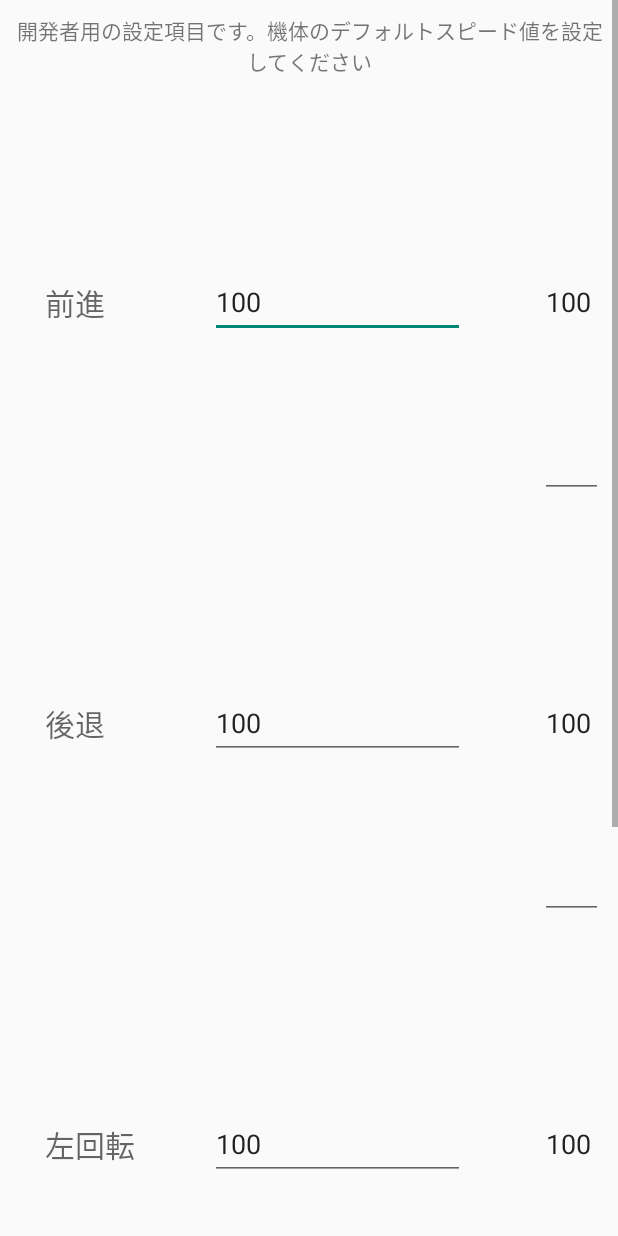
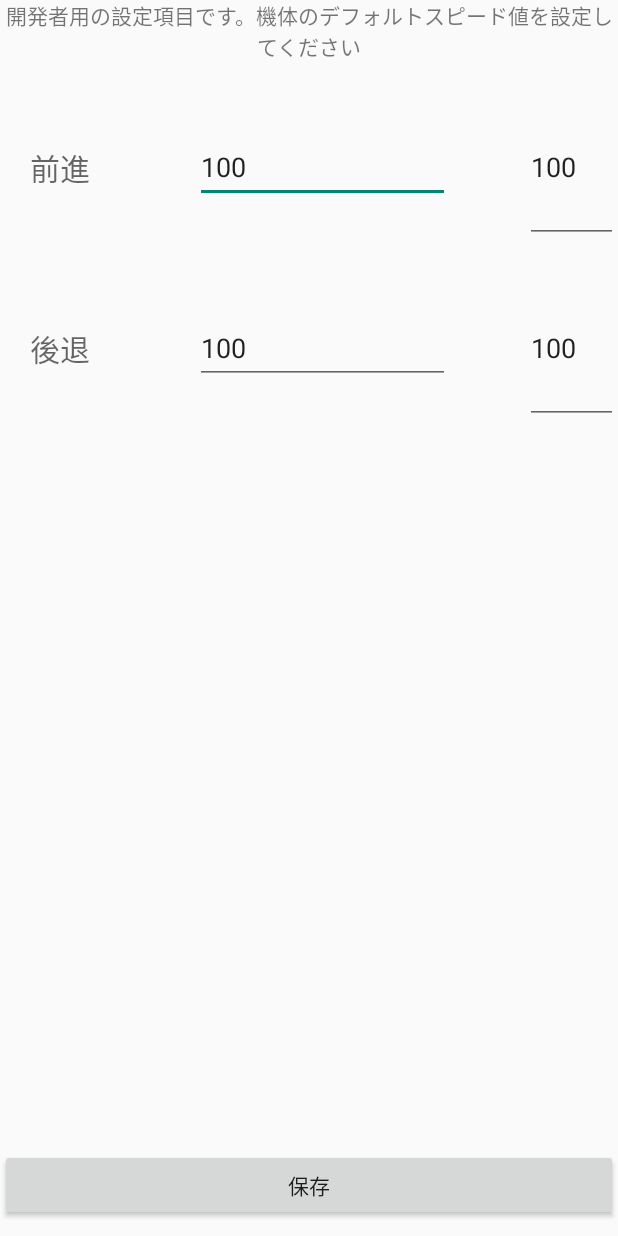
Before and after one commit to t-robop/00-Atlas-ac, an Android app: the layout activity_global_setting.xml on its own in the app's theme, with its tools: preview values and no code run, on a phone screen of 412 x 824 dp. Run offline under Robolectric (Android 15) with nearby library versions, the phone set to English and light mode, and no system bars.

Commit message:
EditTextのカーソル位置を一番うしろに修正 & いらないglobalを消した

```diff
--- a/app/src/main/java/com/robop/scriptrobotcontroller/EditParamDialog.java
+++ b/app/src/main/java/com/robop/scriptrobotcontroller/EditParamDialog.java
@@ -80,6 +80,7 @@ public class EditParamDialog extends DialogFragment{
         editTime.setInputType(InputType.TYPE_CLASS_NUMBER);
 
         editTime.setText(Integer.toString(dataModel.getTime()));
+        editTime.setSelection(editTime.getText().length());
 
         builder.setView(view)
                 .setPositiveButton("決定", new DialogInterface.OnClickListener() {
--- a/app/src/main/java/com/robop/scriptrobotcontroller/GlobalSettingActivity.java
+++ b/app/src/main/java/com/robop/scriptrobotcontroller/GlobalSettingActivity.java
@@ -12,7 +12,7 @@ import android.widget.Toast;
 public class GlobalSettingActivity extends AppCompatActivity {
 
     SharedPreferences preferences;
-    EditText frontWheelLeft, frontWheelRight, backWheelLeft, backWheelRight, leftWheelLeft, leftWheelRight, rightWheelLeft, rightWheelRight;
+    EditText frontWheelLeft, frontWheelRight, backWheelLeft, backWheelRight;
 
     @Override
     protected void onCreate(Bundle savedInstanceState) {
@@ -28,16 +28,9 @@ public class GlobalSettingActivity extends AppCompatActivity {
         backWheelLeft.setInputType(InputType.TYPE_CLASS_NUMBER);
         backWheelRight = findViewById(R.id.global_back_R);
         backWheelRight.setInputType(InputType.TYPE_CLASS_NUMBER);
-        leftWheelLeft = findViewById(R.id.global_left_L);
-        leftWheelLeft.setInputType(InputType.TYPE_CLASS_NUMBER);
-        leftWheelRight = findViewById(R.id.global_left_R);
-        leftWheelRight.setInputType(InputType.TYPE_CLASS_NUMBER);
-        rightWheelLeft = findViewById(R.id.global_right_L);
-        rightWheelLeft.setInputType(InputType.TYPE_CLASS_NUMBER);
-        rightWheelRight = findViewById(R.id.global_right_R);
-        rightWheelRight.setInputType(InputType.TYPE_CLASS_NUMBER);
 
-        final EditText[] editTexts = {frontWheelLeft, frontWheelRight, backWheelLeft, backWheelRight, leftWheelLeft, leftWheelRight, rightWheelLeft, rightWheelRight};
+
+        final EditText[] editTexts = {frontWheelLeft, frontWheelRight, backWheelLeft, backWheelRight};
 
         Button saveButton = findViewById(R.id.global_save);
         saveButton.setOnClickListener(new View.OnClickListener() {
@@ -62,10 +55,6 @@ public class GlobalSettingActivity extends AppCompatActivity {
                     editor.putInt("frontWheelRight", Integer.valueOf(frontWheelRight.getText().toString()));
                     editor.putInt("backWheelLeft", Integer.valueOf(backWheelLeft.getText().toString()));
                     editor.putInt("backWheelRight", Integer.valueOf(backWheelRight.getText().toString()));
-                    editor.putInt("leftWheelLeft", Integer.valueOf(leftWheelLeft.getText().toString()));
-                    editor.putInt("leftWheelRight", Integer.valueOf(leftWheelRight.getText().toString()));
-                    editor.putInt("rightWheelLeft", Integer.valueOf(rightWheelLeft.getText().toString()));
-                    editor.putInt("rightWheelRight", Integer.valueOf(rightWheelRight.getText().toString()));
 
                     editor.apply();
                     Toast.makeText(GlobalSettingActivity.this, "保存しました", Toast.LENGTH_SHORT).show();
@@ -90,13 +79,16 @@ public class GlobalSettingActivity extends AppCompatActivity {
         int paramRightRotateRight = preferences.getInt("rightWheelRight", 220);
 
         frontWheelLeft.setText(String.valueOf(paramFrontLeft));
+        frontWheelLeft.setSelection(frontWheelLeft.getText().length());
+
         frontWheelRight.setText(String.valueOf(paramFrontRight));
+        frontWheelRight.setSelection(frontWheelRight.getText().length());
+
         backWheelLeft.setText(String.valueOf(paramBackLeft));
+        backWheelLeft.setSelection(backWheelLeft.getText().length());
+
         backWheelRight.setText(String.valueOf(paramBackRight));
-        leftWheelLeft.setText(String.valueOf(paramLeftRotateLeft));
-        leftWheelRight.setText(String.valueOf(paramLeftRotateRight));
-        rightWheelLeft.setText(String.valueOf(paramRightRotateLeft));
-        rightWheelRight.setText(String.valueOf(paramRightRotateRight));
+        backWheelRight.setSelection(backWheelRight.getText().length());
     }
 
     //設定値が0~255の範囲内にあるかどうか
--- a/app/src/main/res/layout/activity_global_setting.xml
+++ b/app/src/main/res/layout/activity_global_setting.xml
@@ -1,28 +1,24 @@
 <?xml version="1.0" encoding="utf-8"?>
-<ScrollView
-    xmlns:android="http://schemas.android.com/apk/res/android"
+
+
+<LinearLayout xmlns:android="http://schemas.android.com/apk/res/android"
     xmlns:tools="http://schemas.android.com/tools"
     android:layout_width="match_parent"
     android:layout_height="match_parent"
+    android:orientation="vertical"
     tools:context=".GlobalSettingActivity">
-
-    <LinearLayout
-        android:layout_width="match_parent"
-        android:layout_height="wrap_content"
-        android:orientation="vertical"
-        android:layout_margin="10dp">
 
     <TextView
         android:layout_width="match_parent"
         android:layout_height="wrap_content"
         android:gravity="center"
-            android:text="開発者用の設定項目です。機体のデフォルトスピード値を設定してください"/>
+        android:text="開発者用の設定項目です。機体のデフォルトスピード値を設定してください" />
 
     <LinearLayout
         android:layout_width="match_parent"
         android:layout_height="wrap_content"
+        android:layout_marginTop="20dp"
         android:gravity="center"
-            android:layout_marginTop="20dp"
         android:orientation="horizontal">
 
         <TextView
@@ -39,8 +35,8 @@
             android:layout_height="wrap_content"
             android:layout_marginLeft="70dp"
             android:layout_marginStart="70dp"
-                android:text="100"
-                android:hint="左タイヤのパワー値" />
+            android:hint="左タイヤのパワー値"
+            android:text="100" />
 
         <EditText
             android:id="@+id/global_front_R"
@@ -48,16 +44,16 @@
             android:layout_height="wrap_content"
             android:layout_marginLeft="50dp"
             android:layout_marginStart="50dp"
-                android:text="100"
-                android:hint="右タイヤのパワー値" />
+            android:hint="右タイヤのパワー値"
+            android:text="100" />
 
     </LinearLayout>
 
     <LinearLayout
         android:layout_width="match_parent"
         android:layout_height="wrap_content"
+        android:layout_marginTop="20dp"
         android:gravity="center"
-            android:layout_marginTop="20dp"
         android:orientation="horizontal">
 
         <TextView
@@ -74,8 +70,8 @@
             android:layout_height="wrap_content"
             android:layout_marginLeft="70dp"
             android:layout_marginStart="70dp"
-                android:text="100"
-                android:hint="左タイヤのパワー値" />
+            android:hint="左タイヤのパワー値"
+            android:text="100" />
 
         <EditText
             android:id="@+id/global_back_R"
@@ -83,88 +79,25 @@
             android:layout_height="wrap_content"
             android:layout_marginLeft="50dp"
             android:layout_marginStart="50dp"
-                android:text="100"
-                android:hint="右タイヤのパワー値" />
+            android:hint="右タイヤのパワー値"
+            android:text="100" />
 
     </LinearLayout>
 
     <LinearLayout
         android:layout_width="match_parent"
-            android:layout_height="wrap_content"
-            android:gravity="center"
-            android:layout_marginTop="20dp"
+        android:layout_height="match_parent"
+        android:gravity="bottom"
         android:orientation="horizontal">
-
-            <TextView
-                android:layout_width="wrap_content"
-                android:layout_height="wrap_content"
-                android:layout_marginLeft="20dp"
-                android:layout_marginStart="20dp"
-                android:hint="左回転"
-                android:textSize="20sp" />
-
-            <EditText
-                android:id="@+id/global_left_L"
-                android:layout_width="wrap_content"
-                android:layout_height="wrap_content"
-                android:layout_marginLeft="50dp"
-                android:layout_marginStart="50dp"
-                android:text="100"
-                android:hint="左タイヤのパワー値" />
-
-            <EditText
-                android:id="@+id/global_left_R"
-                android:layout_width="wrap_content"
-                android:layout_height="wrap_content"
-                android:layout_marginLeft="50dp"
-                android:layout_marginStart="50dp"
-                android:text="100"
-                android:hint="右タイヤのパワー値" />
-
-        </LinearLayout>
-
-        <LinearLayout
-            android:layout_width="match_parent"
-            android:layout_height="wrap_content"
-            android:gravity="center"
-            android:layout_marginTop="20dp"
-            android:orientation="horizontal">
-
-            <TextView
-                android:layout_width="wrap_content"
-                android:layout_height="wrap_content"
-                android:layout_marginLeft="20dp"
-                android:layout_marginStart="20dp"
-                android:hint="右回転"
-                android:textSize="20sp" />
-
-            <EditText
-                android:id="@+id/global_right_L"
-                android:layout_width="wrap_content"
-                android:layout_height="wrap_content"
-                android:layout_marginLeft="50dp"
-                android:layout_marginStart="50dp"
-                android:text="100"
-                android:hint="左タイヤのパワー値" />
-
-            <EditText
-                android:id="@+id/global_right_R"
-                android:layout_width="wrap_content"
-                android:layout_height="wrap_content"
-                android:layout_marginLeft="50dp"
-                android:layout_marginStart="50dp"
-                android:text="100"
-                android:hint="右タイヤのパワー値" />
-
-        </LinearLayout>
 
         <Button
             android:id="@+id/global_save"
             android:layout_width="match_parent"
             android:layout_height="wrap_content"
+            android:layout_gravity="bottom"
             android:layout_marginTop="10dp"
-            android:text="保存"/>
+            android:layout_weight="1"
+            android:text="保存" />
+    </LinearLayout>
 
 </LinearLayout>
-
-</ScrollView>
```
Lines whose indentation alone changed are shown as unchanged.
